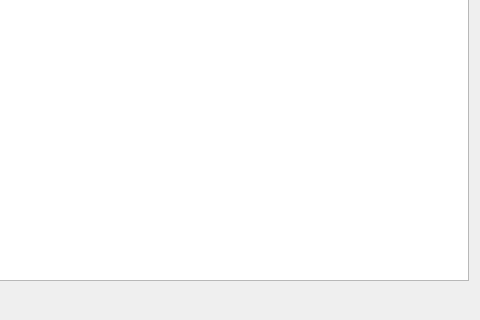
Before: the Qt Designer form src/VMTD/VMTD/engine/VMTDEngineForm.ui in ekushko/qt-vxlan-mtd, drawn with Qt 5; both pictures show x 305 to 785 and y 194 to 514 of the 785 by 514 pixel window.
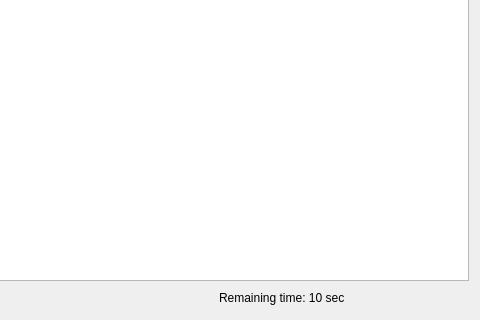
After: the same form once the commit is applied.

Patch:
```diff
--- a/src/VMTD/VMTD/engine/VMTDEngineForm.ui
+++ b/src/VMTD/VMTD/engine/VMTDEngineForm.ui
@@ -52,6 +52,19 @@
        </property>
       </spacer>
      </item>
+     <item>
+      <widget class="QLabel" name="lbRemainingTime">
+       <property name="minimumSize">
+        <size>
+         <width>250</width>
+         <height>0</height>
+        </size>
+       </property>
+       <property name="text">
+        <string>Remaining time: 10 sec</string>
+       </property>
+      </widget>
+     </item>
     </layout>
    </item>
   </layout>
```
